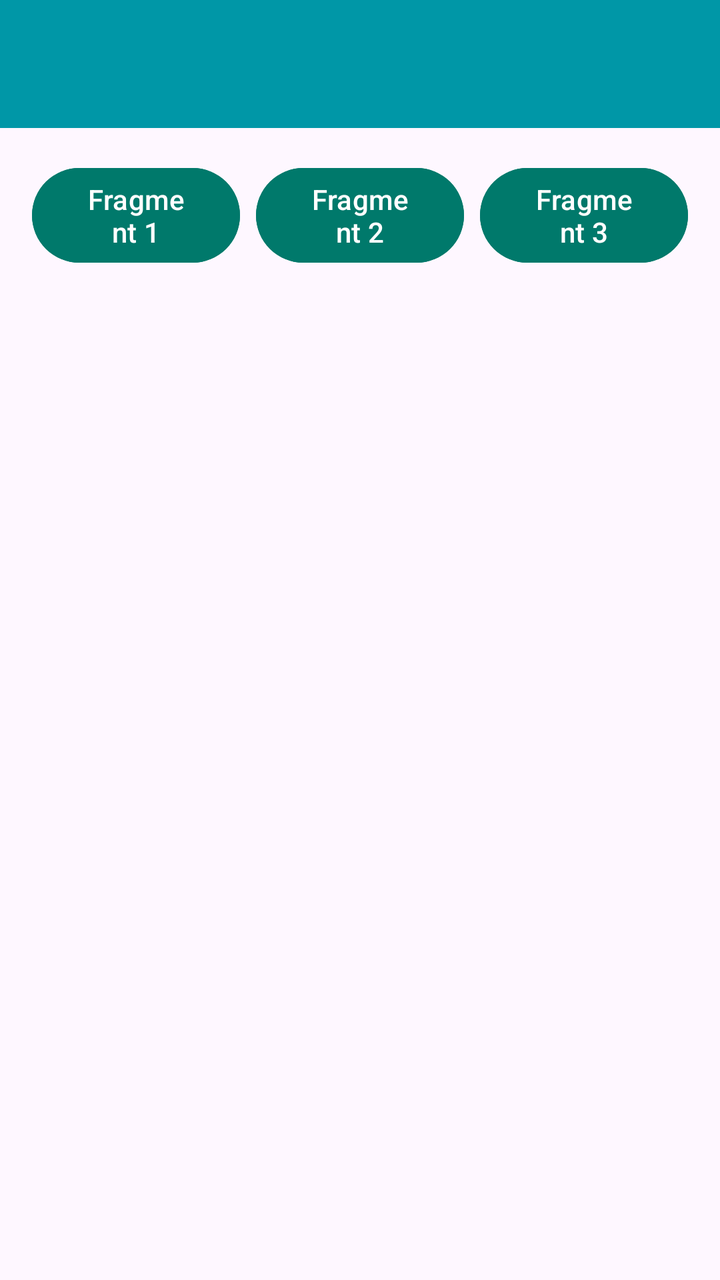
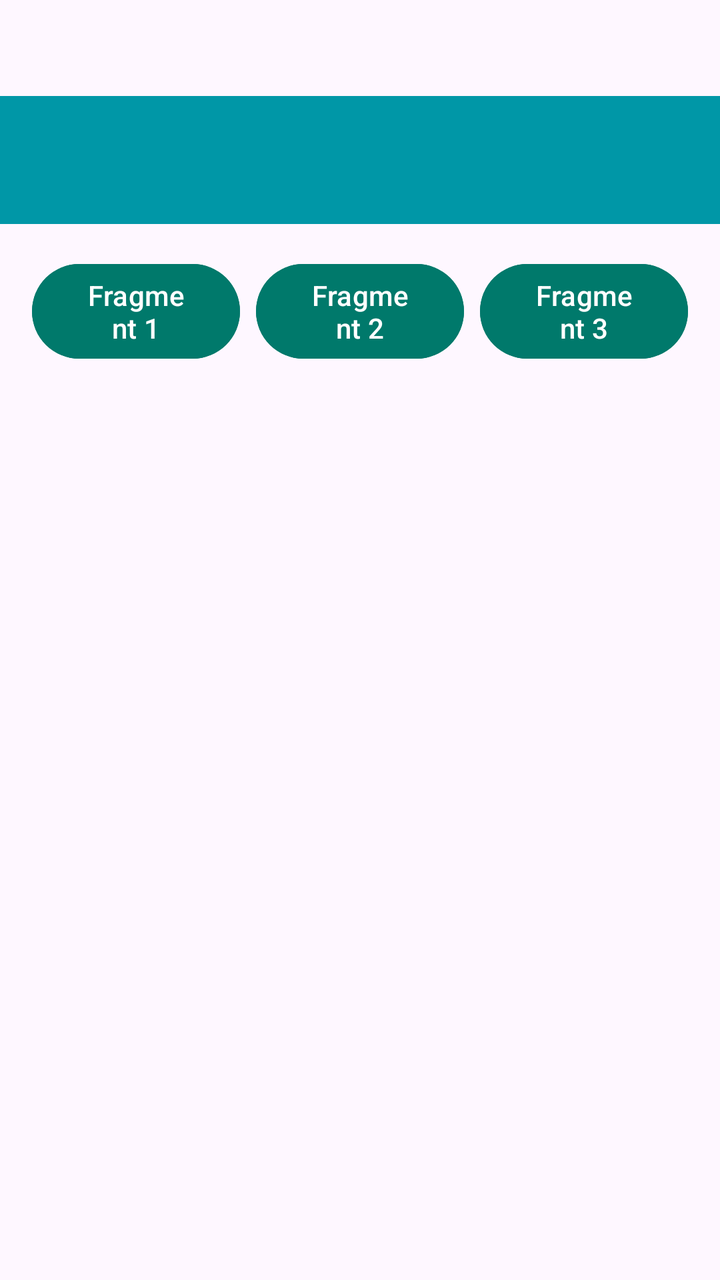

Two renders of the same Android screen: before a commit and after it. Below are the layout's source before the change and the commit's diff.
<!-- AndroidManifest.xml: application theme Theme.Adityadfn_TIB -->
<!-- res/layout/activity_sixth.xml -->
<?xml version="1.0" encoding="utf-8"?>
<androidx.constraintlayout.widget.ConstraintLayout
    xmlns:android="http://schemas.android.com/apk/res/android"
    xmlns:app="http://schemas.android.com/apk/res-auto"
    xmlns:tools="http://schemas.android.com/tools"
    android:id="@+id/main"
    android:layout_width="match_parent"
    android:layout_height="match_parent"
    tools:context=".Pertemuan6.SixthActivity">

    <androidx.appcompat.widget.Toolbar
        android:id="@+id/toolbar"
        android:layout_width="0dp"
        android:layout_height="?attr/actionBarSize"
        android:background="#0097A7"
        app:subtitleTextColor="@android:color/white"
        app:titleTextColor="@android:color/white"
        app:layout_constraintEnd_toEndOf="parent"
        app:layout_constraintStart_toStartOf="parent"
        app:layout_constraintTop_toTopOf="parent" />

    <Button
        android:id="@+id/btnFragment1"
        android:layout_width="0dp"
        android:layout_height="wrap_content"
        android:layout_marginStart="16dp"
        android:layout_marginTop="16dp"
        android:layout_marginEnd="4dp"
        android:backgroundTint="#00796B"
        android:text="Fragment 1"
        app:layout_constraintEnd_toStartOf="@id/btnFragment2"
        app:layout_constraintStart_toStartOf="parent"
        app:layout_constraintTop_toBottomOf="@id/toolbar" />

    <Button
        android:id="@+id/btnFragment2"
        android:layout_width="0dp"
        android:layout_height="wrap_content"
        android:layout_marginStart="4dp"
        android:layout_marginEnd="4dp"
        android:backgroundTint="#00796B"
        android:text="Fragment 2"
        app:layout_constraintEnd_toStartOf="@id/btnFragment3"
        app:layout_constraintStart_toEndOf="@id/btnFragment1"
        app:layout_constraintTop_toTopOf="@id/btnFragment1" />

    <Button
        android:id="@+id/btnFragment3"
        android:layout_width="0dp"
        android:layout_height="wrap_content"
        android:layout_marginStart="4dp"
        android:layout_marginEnd="16dp"
        android:backgroundTint="#00796B"
        android:text="Fragment 3"
        app:layout_constraintEnd_toEndOf="parent"
        app:layout_constraintStart_toEndOf="@id/btnFragment2"
        app:layout_constraintTop_toTopOf="@id/btnFragment1" />

    <FrameLayout
        android:id="@+id/fragment_container"
        android:layout_width="0dp"
        android:layout_height="0dp"
        android:layout_marginTop="20dp"
        app:layout_constraintBottom_toBottomOf="parent"
        app:layout_constraintEnd_toEndOf="parent"
        app:layout_constraintStart_toStartOf="parent"
        app:layout_constraintTop_toBottomOf="@id/btnFragment1" />

</androidx.constraintlayout.widget.ConstraintLayout>
<!-- resources referenced by this layout -->
<resources>
  <style name="Theme.Adityadfn_TIB" parent="Base.Theme.Adityadfn_TIB" />
  <style name="Base.Theme.Adityadfn_TIB" parent="Theme.Material3.DayNight.NoActionBar">
          
          
      </style>
</resources>

<!-- the commit's change to res/layout/activity_sixth.xml (unified diff, before → after) -->
@@ -12,12 +12,14 @@
         android:id="@+id/toolbar"
         android:layout_width="0dp"
         android:layout_height="?attr/actionBarSize"
+        android:layout_marginTop="48dp"
         android:background="#0097A7"
+        app:layout_constraintEnd_toEndOf="parent"
+        app:layout_constraintHorizontal_bias="0.0"
+        app:layout_constraintStart_toStartOf="parent"
+        app:layout_constraintTop_toTopOf="parent"
         app:subtitleTextColor="@android:color/white"
-        app:titleTextColor="@android:color/white"
-        app:layout_constraintEnd_toEndOf="parent"
-        app:layout_constraintStart_toStartOf="parent"
-        app:layout_constraintTop_toTopOf="parent" />
+        app:titleTextColor="@android:color/white" />
 
     <Button
         android:id="@+id/btnFragment1"
